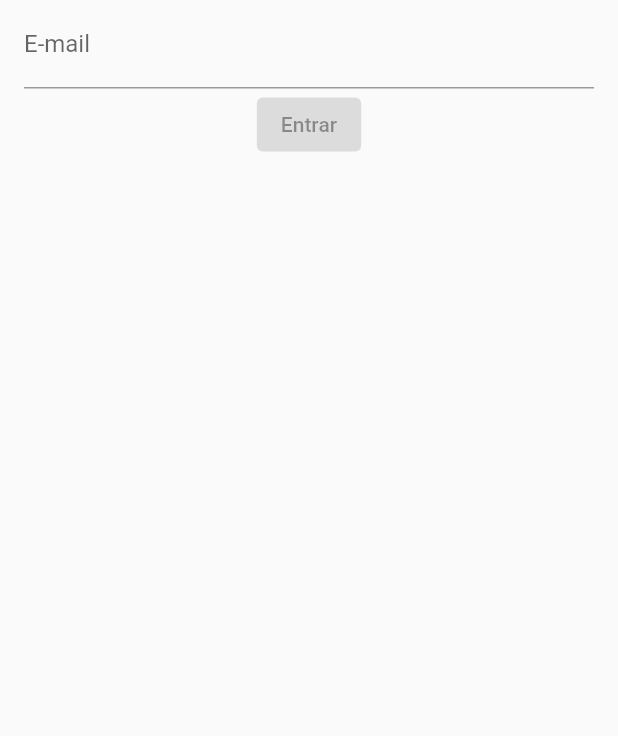
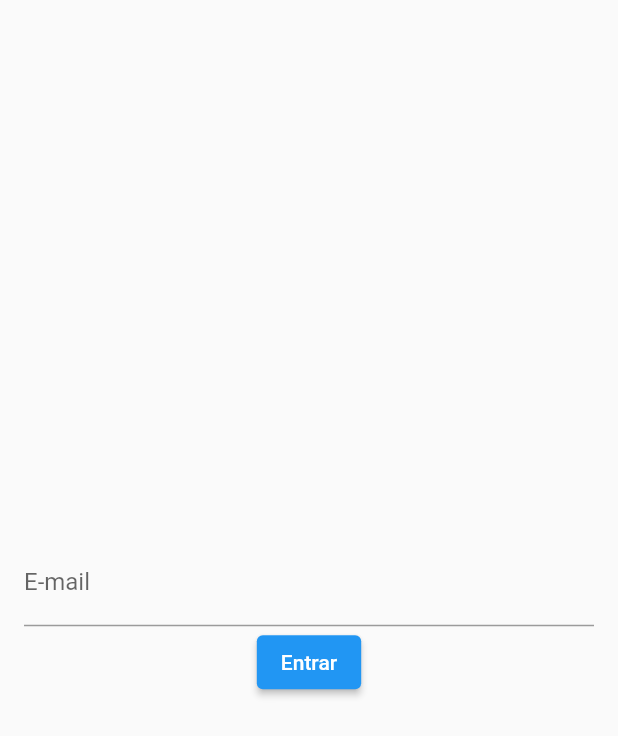
Before and after one commit to romulowisemind/todo_list, a Flutter app: the screen it shows after launch, on a phone screen of 412 x 824 dp. Shown: the top 736 px of the screen. Run offline on Flutter 3.47's test engine with Material 2 defaults, Android fonts, the phone set to English and light mode, and no system bars.

Commit message:
Adicionando onChanged

```diff
--- a/lib/main.dart
+++ b/lib/main.dart
@@ -1,5 +1,5 @@
 import 'package:flutter/material.dart';
-import 'package:todo_list/pages/todo_list_page.dart';
+import 'package:todo_list/pages/login/todo_list_page.dart';
 
 void main() {
   runApp(MyApp());
--- a/lib/pages/todo_list_page.dart
+++ b/lib/pages/login/todo_list_page.dart
@@ -1,9 +1,10 @@
 import 'package:flutter/material.dart';
+import 'package:todo_list/pages/login/todo_list_controller.dart';
 
 class TodoListPage extends StatelessWidget {
   TodoListPage({Key? key}) : super(key: key);
 
-  final TextEditingController emailController = TextEditingController();
+  final controller = ListController();
 
   @override
   Widget build(BuildContext context) {
@@ -12,15 +13,17 @@ class TodoListPage extends StatelessWidget {
         child: Padding(
           padding: const EdgeInsets.symmetric(horizontal: 16),
           child: Column(
+            mainAxisSize: MainAxisSize.min,
             children: [
               TextField(
-                controller: emailController,
+                controller: controller.emailController,
                 decoration: const InputDecoration(
                   labelText: 'E-mail',
                 ),
+                onChanged: onChanged,
               ),
-               const ElevatedButton(
-                onPressed: null,
+               ElevatedButton(
+                onPressed: controller.login,
                 child: Text('Entrar'),
               ),
             ],
@@ -29,4 +32,10 @@ class TodoListPage extends StatelessWidget {
       ),
     );
   }
+
+  void onChanged(String text) {
+    print(text);
 }
+
+
+}
```
Also changed, not shown: lib/pages/login/todo_list_controller.dart (added, +11 -0 lines).
